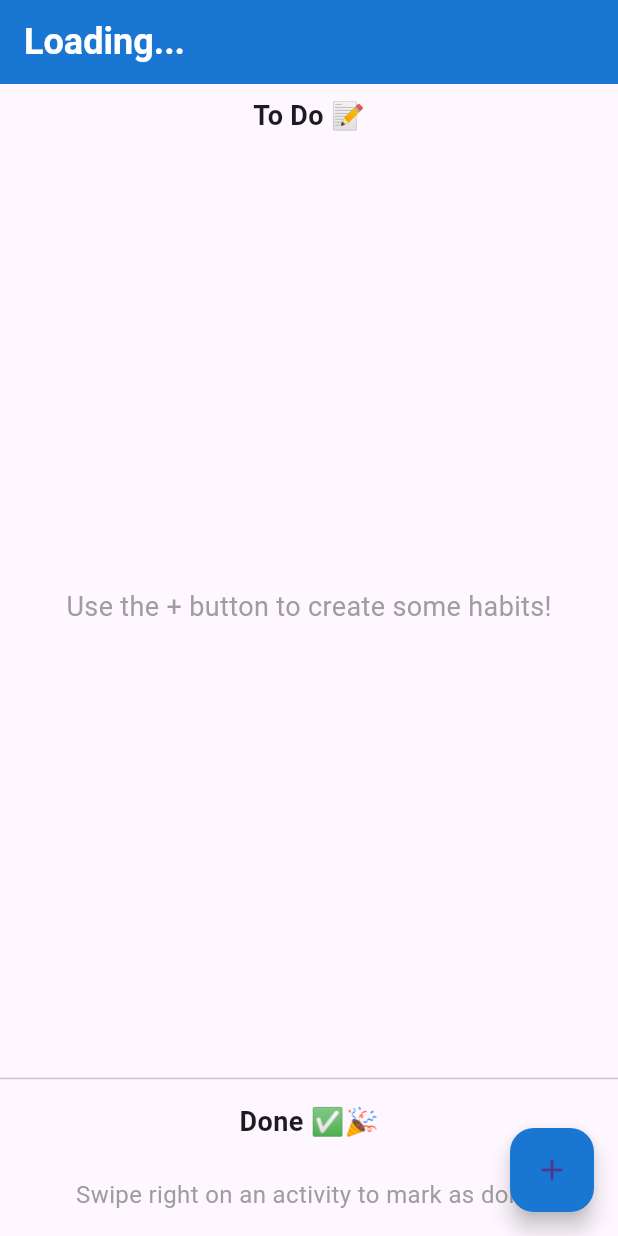
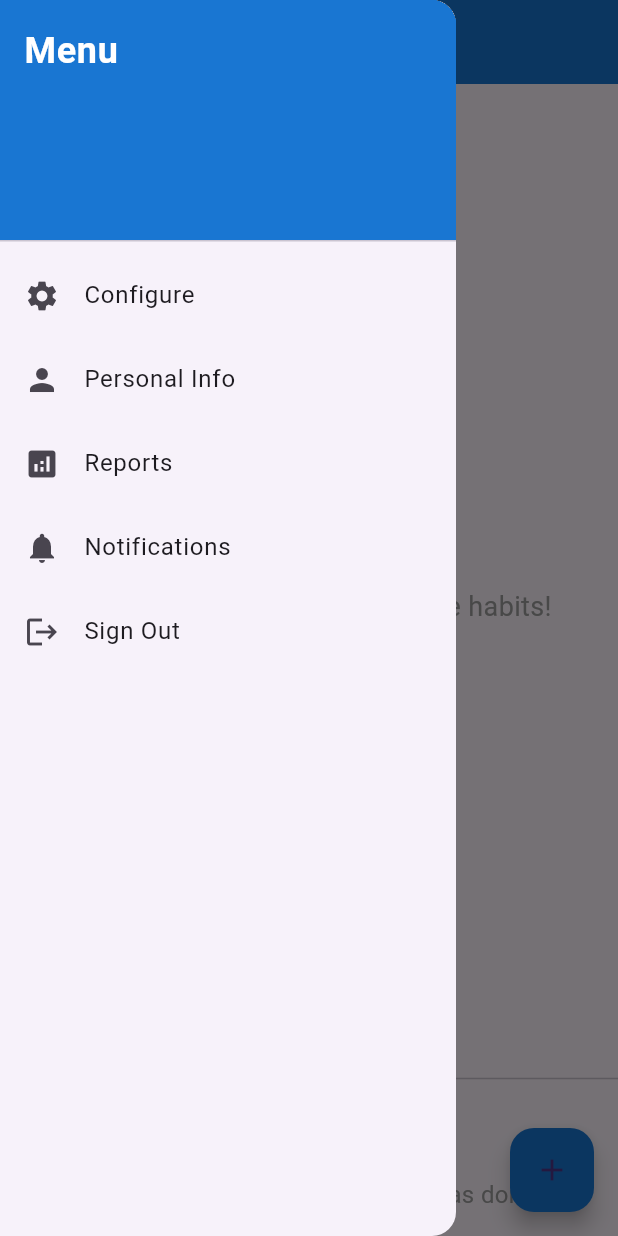
Before and after one commit to SeaniOS/habit_tracker, a Flutter app: the HabitTrackerScreen screen opened directly with empty values, with the side drawer open (before the commit the screen has no drawer), on a phone screen of 412 x 824 dp. Run offline on Flutter 3.47's test engine with Material 3 defaults, Android fonts, the phone set to English and light mode, and no system bars; our stand-ins replace fluttertoast, shared_preferences; accounts and stored records are empty.

Commit message:
Module 4: Implement Settings Menu

```diff
--- a/lib/screens/habit_tracker_screen.dart
+++ b/lib/screens/habit_tracker_screen.dart
@@ -1,9 +1,9 @@
 import 'dart:convert';
-
 import 'package:flutter/material.dart';
 import 'package:shared_preferences/shared_preferences.dart';
 
 import 'add_habit_screen.dart';
+import 'login_screen.dart';
 
 class HabitTrackerScreen extends StatefulWidget {
   final String username;
@@ -77,6 +77,46 @@ class _HabitTrackerScreenState extends State<HabitTrackerScreen> {
         ),
         automaticallyImplyLeading: true,
       ),
+      drawer: Drawer(
+        child: ListView(
+          padding: EdgeInsets.zero,
+          children: [
+            DrawerHeader(
+              decoration: BoxDecoration(
+                color: Colors.blue.shade700,
+              ),
+              child: Text(
+                'Menu',
+                style: TextStyle(
+                  color: Colors.white,
+                  fontSize: 24,
+                  fontWeight: FontWeight.bold,
+                ),
+              ),
+            ),
+            ListTile(
+              leading: Icon(Icons.settings),
+              title: Text('Configure'),
+            ),
+            ListTile(
+              leading: Icon(Icons.person),
+              title: Text('Personal Info'),
+            ),
+            ListTile(
+              leading: Icon(Icons.analytics),
+              title: Text('Reports'),
+            ),
+            ListTile(
+              leading: Icon(Icons.notifications),
+              title: Text('Notifications'),
+            ),
+            ListTile(
+              leading: Icon(Icons.logout),
+              title: Text('Sign Out'),
+            ),
+          ],
+        ),
+      ),
       body: Column(
         children: [
           const Padding(
@@ -104,8 +144,7 @@ class _HabitTrackerScreenState extends State<HabitTrackerScreen> {
               itemCount: selectedHabitsMap.length,
               itemBuilder: (context, index) {
                 String habit = selectedHabitsMap.keys.elementAt(index);
-                Color habitColor =
-                _getHabitColor(habit, selectedHabitsMap);
+                Color habitColor = _getHabitColor(habit, selectedHabitsMap);
                 return Dismissible(
                   key: Key(habit),
                   direction: DismissDirection.endToStart,
@@ -162,8 +201,7 @@ class _HabitTrackerScreenState extends State<HabitTrackerScreen> {
               itemCount: completedHabitsMap.length,
               itemBuilder: (context, index) {
                 String habit = completedHabitsMap.keys.elementAt(index);
-                Color habitColor =
-                _getHabitColor(habit, completedHabitsMap);
+                Color habitColor = _getHabitColor(habit, completedHabitsMap);
                 return Dismissible(
                   key: Key(habit),
                   direction: DismissDirection.startToEnd,
@@ -189,8 +227,7 @@ class _HabitTrackerScreenState extends State<HabitTrackerScreen> {
                       ],
                     ),
                   ),
-                  child: _buildHabitCard(habit, habitColor,
-                      isCompleted: true),
+                  child: _buildHabitCard(habit, habitColor, isCompleted: true),
                 );
               },
             ),
@@ -217,8 +254,7 @@ class _HabitTrackerScreenState extends State<HabitTrackerScreen> {
     );
   }
 
-  Widget _buildHabitCard(String title, Color color,
-      {bool isCompleted = false}) {
+  Widget _buildHabitCard(String title, Color color, {bool isCompleted = false}) {
     return Card(
       shape: RoundedRectangleBorder(borderRadius: BorderRadius.circular(15)),
       color: color,
@@ -233,9 +269,7 @@ class _HabitTrackerScreenState extends State<HabitTrackerScreen> {
               fontSize: 16,
             ),
           ),
-          trailing: isCompleted
-              ? Icon(Icons.check_circle, color: Colors.green, size: 28)
-              : null,
+          trailing: isCompleted ? Icon(Icons.check_circle, color: Colors.green, size: 28) : null,
         ),
       ),
     );
```
